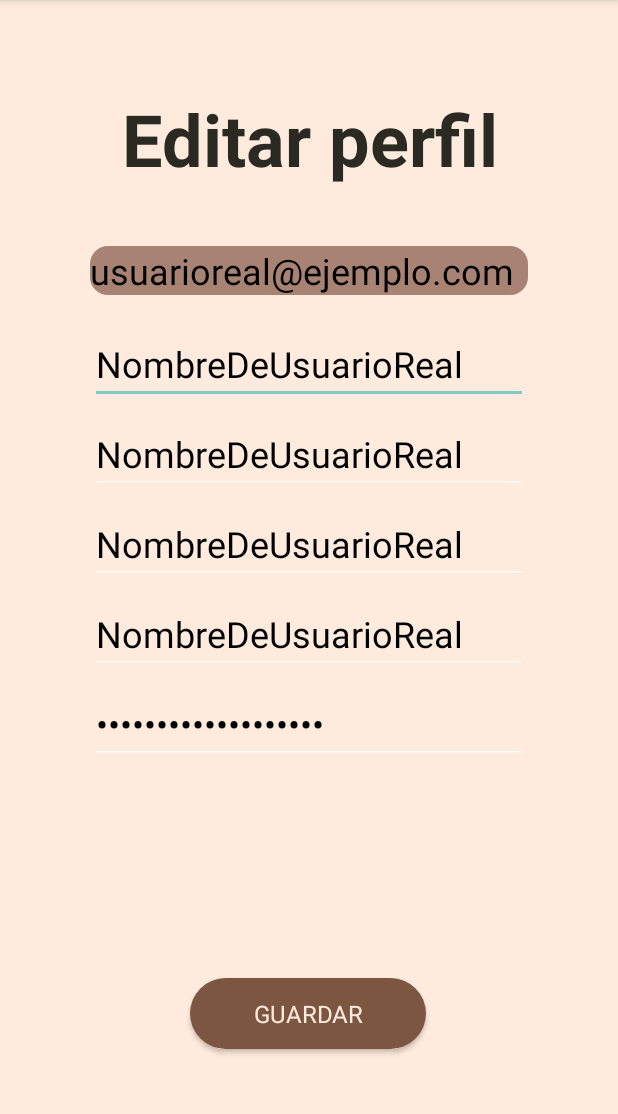
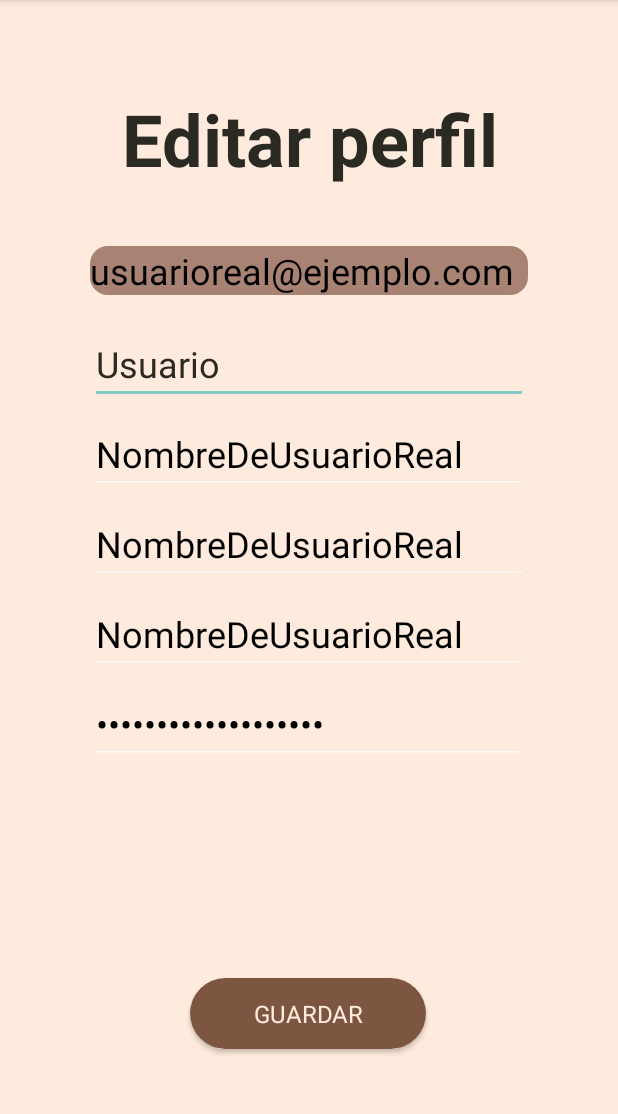
Before and after one commit to ISPC-TSDW/Libroteka.app, an Android app: the EditProfileActivity screen opened directly, with no data from a screen before it, after a tap on "CONFIRMAR", on a phone screen of 412 x 824 dp, the part 84-1198 px from its top. Run offline under Robolectric (Android 15) with nearby library versions, the phone set to English and light mode, and no system bars; Roboto replaces fonts that are not available here; 2 statements that could not run were skipped; 1 other tap on this screen came first.

Commit message:
fix edit profile

```diff
--- a/app/src/main/java/com/example/libroteka/EditProfileActivity.java
+++ b/app/src/main/java/com/example/libroteka/EditProfileActivity.java
@@ -35,21 +35,22 @@ public class EditProfileActivity extends AppCompatActivity {
     protected void onCreate(Bundle savedInstanceState) {
         super.onCreate(savedInstanceState);
         setContentView(R.layout.activity_edit_profile);
+        apiManager = new ApiManager();
         // Inicializar los campos del formulario
-        etEditarUsuario = findViewById(R.id.etEditarUsuario);
+        etEditarUsuario = findViewById(R.id.etEditarCorreo);
+        etEditarCorreo = findViewById(R.id.etEditarCorreo);
         etEditarNombre = findViewById(R.id.etEditarNombre);
         etEditarApellido = findViewById(R.id.etEditarApellido);
         etEditarDNI = findViewById(R.id.etEditarDNI);
         etEditarContrasena = findViewById(R.id.etEditarContrasena);
-        etEditarCorreo = findViewById(R.id.etEditarCorreo);
         saveButton = findViewById(R.id.saveButton);
         cancelButton = findViewById(R.id.cancelButton);
 
-        String currentUsername = "user123"; // Example username, get it dynamically as needed
+        String currentUsername = "pruebita@gmail.com"; // Example username, get it dynamically as needed
         apiManager.getUser(currentUsername, new ApiManager.ApiCallback<GetUserResponse>() {
             @Override
             public void onSuccess(GetUserResponse response) {
-                etEditarUsuario.setText(response.getUsername());
+                etEditarUsuario.setText(response.getEmail());
                 etEditarCorreo.setText(response.getEmail());
                 etEditarNombre.setText(response.getFirstName());
                 etEditarApellido.setText(response.getLastName());
@@ -97,7 +98,7 @@ public class EditProfileActivity extends AppCompatActivity {
                             @Override
                             public void onClick(DialogInterface dialog, int which) {
                                 // Create an UpdateProfileRequest object
-                                UpdateProfileRequest updateRequest = new UpdateProfileRequest(email, firstName, lastName, password, dni, username);
+                                UpdateProfileRequest updateRequest = new UpdateProfileRequest(email, firstName, lastName, dni, username);
 
                                 // Call the updateUserProfile method from ApiManager
                                 apiManager.updateUserProfile(updateRequest, new ApiManager.ApiCallback<UpdateResponse>() {
@@ -169,11 +170,11 @@ public class EditProfileActivity extends AppCompatActivity {
         String currentEmail = etEditarCorreo.getText().toString().trim();
 
         // Verificar si los campos están vacíos
-        if (currentUsername.isEmpty()) {
-            saveButton.setEnabled(false);
-            Toast.makeText(this, "El nombre de usuario no puede estar vacío", Toast.LENGTH_SHORT).show();
-            return;
-        }
+        //if (currentUsername.isEmpty()) {
+        //    saveButton.setEnabled(false);
+        //    Toast.makeText(this, "El nombre de usuario no puede estar vacío", Toast.LENGTH_SHORT).show();
+        //    return;
+        //}
 
         if (currentEmail.isEmpty()) {
             saveButton.setEnabled(false);
@@ -200,7 +201,7 @@ public class EditProfileActivity extends AppCompatActivity {
         String emailApi = obtenerEmailDesdeAPI(); // Simula obtener el correo
 
         // Asigna los datos a los EditText
-        etEditarUsuario.setText(usernameApi);
+        //etEditarUsuario.setText(usernameApi);
         etEditarCorreo.setText(emailApi);
         etEditarNombre.setText(usernameApi);
         etEditarApellido.setText(usernameApi);
--- a/app/src/main/java/com/example/libroteka/data/UpdateProfileRequest.java
+++ b/app/src/main/java/com/example/libroteka/data/UpdateProfileRequest.java
@@ -4,15 +4,13 @@ public class UpdateProfileRequest {
     private String email;
     private String first_name;
     private String last_name;
-    private String password;
     private String dni;
     private String username;
 
-    public UpdateProfileRequest(String email, String first_name, String last_name, String password, String dni, String username) {
+    public UpdateProfileRequest(String email, String first_name, String last_name, String dni, String username) {
         this.email = email;
         this.first_name = first_name;
         this.last_name = last_name;
-        this.password = password;
         this.dni = dni;
         this.username = username;
     }
```
